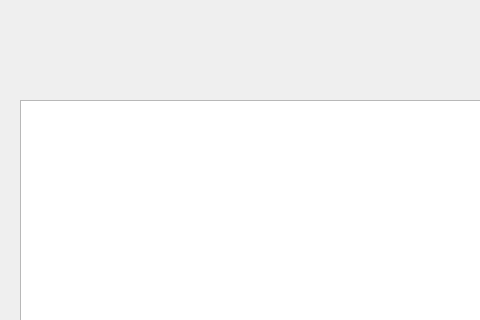
Qt form UserList.ui (DKrakowczyk/CloudDrive) before a commit; both pictures show x 0 to 480 and y 0 to 320 of the 624 by 465 pixel window.
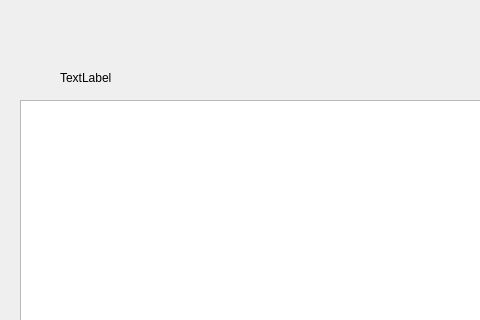
The same form after that commit. Icons and pictures are not drawn.

Patch:
```diff
--- a/UserList.ui
+++ b/UserList.ui
@@ -1267,7 +1267,7 @@
 }
 </string>
   </property>
-  <widget class="QWidget" name="">
+  <widget class="QWidget" name="layoutWidget">
    <property name="geometry">
     <rect>
      <x>20</x>
@@ -1296,6 +1296,19 @@
     </item>
    </layout>
   </widget>
+  <widget class="QLabel" name="label">
+   <property name="geometry">
+    <rect>
+     <x>60</x>
+     <y>70</y>
+     <width>55</width>
+     <height>16</height>
+    </rect>
+   </property>
+   <property name="text">
+    <string>TextLabel</string>
+   </property>
+  </widget>
  </widget>
  <resources/>
  <connections/>
```
